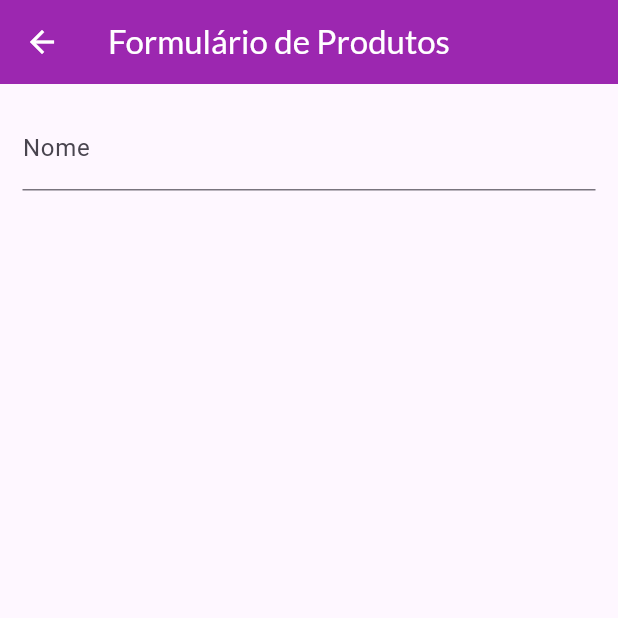
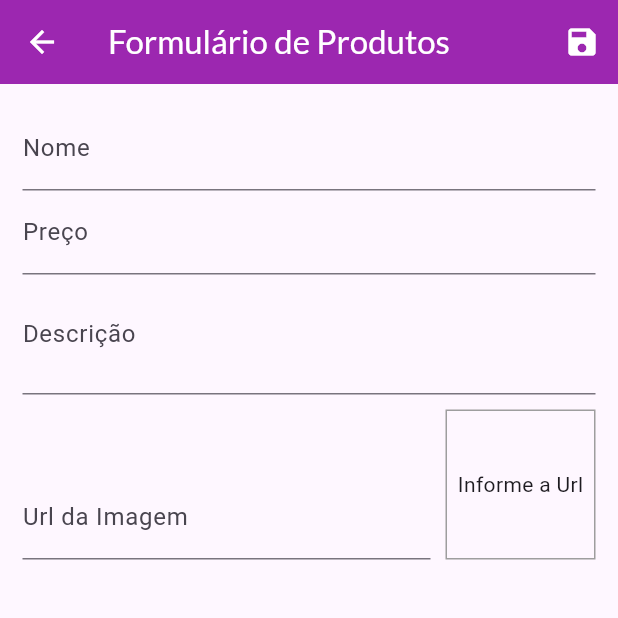
Before and after one commit to Kayene-Teixeira/ShoppingApp, a Flutter app: the ProductFormView screen opened by its route, on a phone screen of 412 x 824 dp, the top half of it. Run offline on Flutter 3.47's test engine with Material 3 defaults, Android fonts, the phone set to English and light mode, and no system bars; network calls fail.

Commit message:
✨feat: adicionando mais campos e validação no formulário de produtos.

```diff
--- a/lib/views/product_form_view.dart
+++ b/lib/views/product_form_view.dart
@@ -1,4 +1,7 @@
+import 'dart:math';
+
 import 'package:flutter/material.dart';
+import 'package:shop/models/product.dart';
 
 class ProductFormView extends StatefulWidget {
   const ProductFormView({super.key});
@@ -8,6 +11,65 @@ class ProductFormView extends StatefulWidget {
 }
 
 class _ProductFormViewState extends State<ProductFormView> {
+  final _priceFocus = FocusNode();
+  final _descriptionFocus = FocusNode();
+  final _imageUrlFocus = FocusNode();
+  final _imageUrlController = TextEditingController();
+
+  final _formKey = GlobalKey<FormState>();
+  final _formData = Map<String, Object>();
+
+  @override
+  void dispose() {
+    super.dispose();
+    _priceFocus.dispose();
+    _descriptionFocus.dispose();
+    _imageUrlFocus.dispose();
+    _imageUrlFocus.removeListener(updateImage);
+  }
+
+  @override
+  void initState() {
+    // TODO: implement initState
+    super.initState();
+    _imageUrlFocus.addListener(updateImage);
+  }
+
+  void updateImage() {
+    setState(() {});
+  }
+
+  // validando url
+  bool isValidImageUrl(String url) {
+    bool isValidUrl = Uri.tryParse(url)?.hasAbsolutePath ?? false;
+
+    return isValidUrl;
+
+    // validando pra que seja obrigatorio ter estensao
+    // bool endsWithFile = url.toLowerCase().endsWith('.png');
+  }
+
+  void submitForm() {
+    final isValid = _formKey.currentState!.validate() ?? false;
+
+    if (!isValid) {
+      return;
+    }
+    _formKey.currentState!.save();
+
+    final newProduct = Product(
+      id: Random().nextDouble().toString(),
+      name: _formData['name'] as String,
+      description: _formData['description'] as String,
+      price: _formData['price'] as double,
+      imageUrl: _formData['imageUrl'] as String,
+    );
+
+    print(newProduct.id);
+    print(newProduct.name);
+    print(newProduct.price);
+  }
+
   @override
   Widget build(BuildContext context) {
     return Scaffold(
@@ -18,15 +80,123 @@ class _ProductFormViewState extends State<ProductFormView> {
         ),
         backgroundColor: Theme.of(context).colorScheme.primary,
         iconTheme: const IconThemeData(color: Colors.white),
+        actions: [
+          IconButton(
+            onPressed: submitForm,
+            icon: Icon(Icons.save),
+          ),
+        ],
       ),
       body: Padding(
         padding: const EdgeInsets.all(15.0),
         child: Form(
+          key: _formKey,
           child: ListView(
             children: [
               TextFormField(
-                decoration: InputDecoration(labelText: 'Nome'),
-                textInputAction: TextInputAction.next, // mostra texto para ir para o próximo elemento
+                decoration: const InputDecoration(
+                  labelText: 'Nome',
+                ),
+                textInputAction: TextInputAction.next,
+                onFieldSubmitted: (_) {
+                  FocusScope.of(context).requestFocus(_priceFocus);
+                }, // mostra texto para ir para o próximo elemento
+                onSaved: (name) => _formData['name'] = name ?? '',
+                validator: (_name) {
+                  //sempre que retornar algo diferente de null, ele mostra mensagem de erro
+                  final name = _name ?? '';
+                  if (name.trim().isEmpty) {
+                    return 'O nome é obrigatório!';
+                  }
+                  if (name.length < 3) {
+                    return 'O nome precisa ter pelo menos 3 letras!';
+                  }
+                  return null;
+                },
+              ),
+              TextFormField(
+                decoration: const InputDecoration(labelText: 'Preço'),
+                textInputAction: TextInputAction
+                    .next, // mostra texto para ir para o próximo elemento
+                focusNode: _priceFocus,
+                keyboardType:
+                    const TextInputType.numberWithOptions(decimal: true),
+                onFieldSubmitted: (_) {
+                  FocusScope.of(context).requestFocus(_descriptionFocus);
+                },
+                onSaved: (price) =>
+                    _formData['price'] = double.parse(price ?? '0'),
+                validator: (_price) {
+                  final priceString = _price ?? '';
+                  final price = double.tryParse(priceString) ?? -1;
+
+                  if (price <= 0) {
+                    return 'Informe um preço válido!';
+                  }
+                },
+              ),
+              TextFormField(
+                decoration: const InputDecoration(labelText: 'Descrição'),
+                focusNode: _descriptionFocus,
+                keyboardType: TextInputType.multiline,
+                maxLines: 2,
+                onSaved: (description) =>
+                    _formData['description'] = description ?? '',
+                validator: (_description) {
+                  final description = _description ?? '';
+                  if (description.trim().isEmpty) {
+                    return 'A descrição é obrigatória!';
+                  }
+                  if (description.length < 10) {
+                    return 'A descrição precisa ter pelo menos 10 letras!';
+                  }
+                },
+              ),
+              Row(
+                crossAxisAlignment: CrossAxisAlignment.end,
+                children: [
+                  Expanded(
+                    child: TextFormField(
+                      decoration:
+                          const InputDecoration(labelText: 'Url da Imagem'),
+                      focusNode: _imageUrlFocus,
+                      keyboardType: TextInputType.url,
+                      textInputAction: TextInputAction.done,
+                      controller: _imageUrlController,
+                      onFieldSubmitted: (_) => submitForm(),
+                      onSaved: (imageUrl) =>
+                          _formData['imageUrl'] = imageUrl ?? '',
+                      validator: (_imageUrl) {
+                        final imageUrl = _imageUrl ?? '';
+                        if (!isValidImageUrl(imageUrl)) {
+                          return 'Informe uma url válida!';
+                        }
+                      },
+                    ),
+                  ),
+                  Container(
+                    width: 100,
+                    height: 100,
+                    margin: const EdgeInsets.only(top: 10, left: 10),
+                    decoration: BoxDecoration(
+                      border: Border.all(
+                        color: Colors.grey,
+                        width: 1,
+                      ),
+                    ),
+                    alignment: Alignment.center,
+                    child: _imageUrlController.text.isEmpty
+                        ? const Text("Informe a Url")
+                        : FittedBox(
+                            fit: BoxFit.cover,
+                            child: Image.network(
+                              _imageUrlController.text,
+                              width: 100,
+                              height: 100,
+                            ),
+                          ),
+                  ),
+                ],
               ),
             ],
           ),
```
